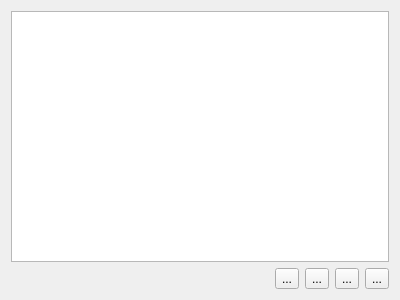
The window that Qt/lib/mw/syslog/src/ui/syslog.ui (RinatB2017/mega_GIT) describes before a commit, drawn with Qt 5.
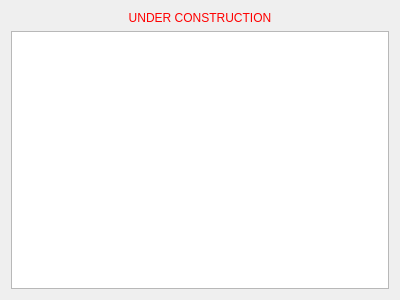
The same window after the commit.

```diff
--- a/Qt/lib/mw/syslog/src/ui/syslog.ui
+++ b/Qt/lib/mw/syslog/src/ui/syslog.ui
@@ -15,52 +15,20 @@
   </property>
   <layout class="QVBoxLayout" name="verticalLayout">
    <item>
-    <widget class="QTableView" name="table"/>
+    <widget class="QLabel" name="label">
+     <property name="styleSheet">
+      <string notr="true">color: #FF0000</string>
+     </property>
+     <property name="text">
+      <string>UNDER CONSTRUCTION</string>
+     </property>
+     <property name="alignment">
+      <set>Qt::AlignCenter</set>
+     </property>
+    </widget>
    </item>
    <item>
-    <layout class="QHBoxLayout" name="horizontalLayout">
-     <item>
-      <spacer name="horizontalSpacer">
-       <property name="orientation">
-        <enum>Qt::Horizontal</enum>
-       </property>
-       <property name="sizeHint" stdset="0">
-        <size>
-         <width>40</width>
-         <height>20</height>
-        </size>
-       </property>
-      </spacer>
-     </item>
-     <item>
-      <widget class="QToolButton" name="btn_first">
-       <property name="text">
-        <string>...</string>
-       </property>
-      </widget>
-     </item>
-     <item>
-      <widget class="QToolButton" name="btn_prev">
-       <property name="text">
-        <string>...</string>
-       </property>
-      </widget>
-     </item>
-     <item>
-      <widget class="QToolButton" name="btn_next">
-       <property name="text">
-        <string>...</string>
-       </property>
-      </widget>
-     </item>
-     <item>
-      <widget class="QToolButton" name="btn_last">
-       <property name="text">
-        <string>...</string>
-       </property>
-      </widget>
-     </item>
-    </layout>
+    <widget class="QTableView" name="table"/>
    </item>
   </layout>
  </widget>
```
